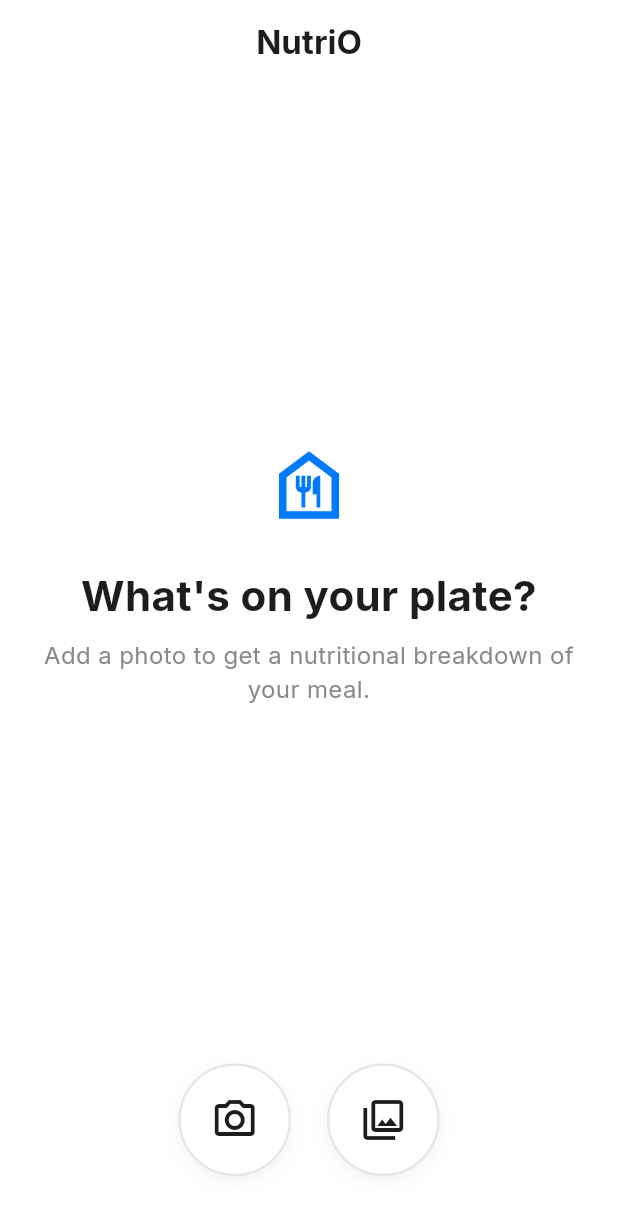
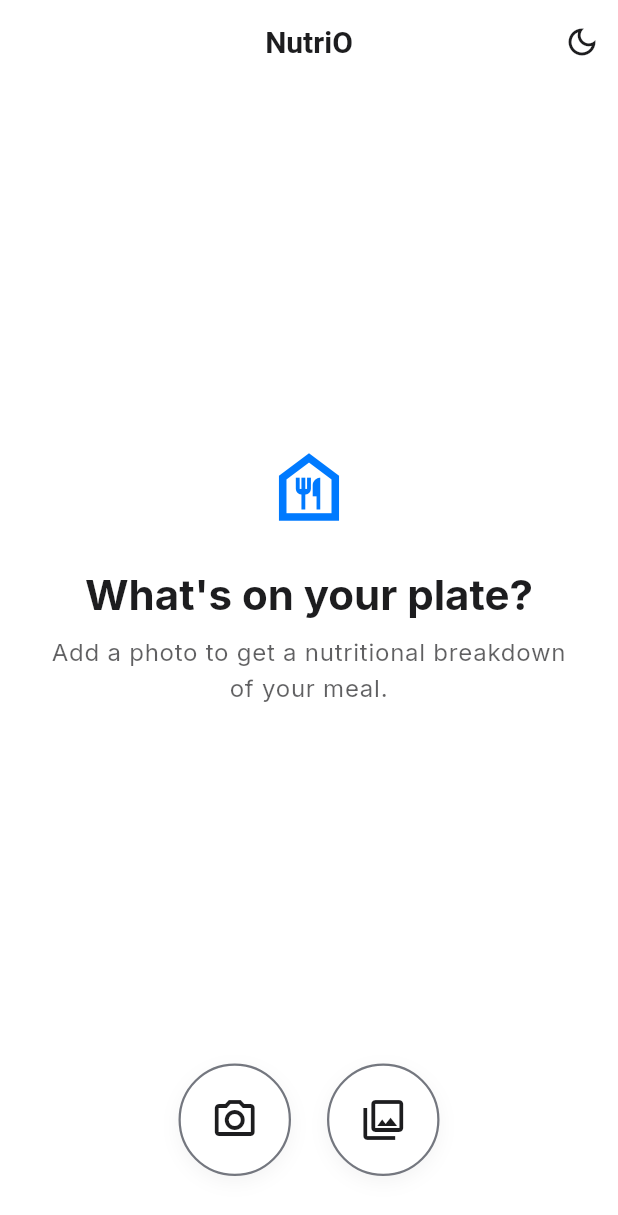
Before and after one commit to neelakandanz/NutriO, a Flutter app: the HomeScreen screen opened directly, on a phone screen of 412 x 824 dp. Shown: the top 1215 px of the screen. Run offline on Flutter 3.47's test engine with Material 3 defaults, Android fonts, the phone set to English and light mode, and no system bars; our stand-ins replace flutter_riverpod, google_fonts.

Commit message:
dark and light theme icon update

```diff
--- a/lib/main.dart
+++ b/lib/main.dart
@@ -1,11 +1,10 @@
 import 'package:flutter/material.dart';
 import 'package:flutter_riverpod/flutter_riverpod.dart';
-import 'package:google_fonts/google_fonts.dart';
-import 'package:nutrio/src/view/onboard/onboarding_screen.dart'; // We will create this next
+import 'package:nutrio/src/provider/theme_provider.dart';
+import 'package:nutrio/src/theme/app_theme.dart';
+import 'package:nutrio/src/view/onboard/onboarding_screen.dart';
 
 void main() {
-  // Any app-level initialization can go here.
-  // For example, setting up Firebase, error monitoring, etc.
   runApp(
     const ProviderScope(
       child: NutriOApp(),
@@ -13,21 +12,22 @@
   );
 }
 
-class NutriOApp extends StatelessWidget {
+// Convert NutriOApp to a ConsumerWidget to access providers.
+class NutriOApp extends ConsumerWidget {
   const NutriOApp({super.key});
 
   @override
-  Widget build(BuildContext context) {
+  Widget build(BuildContext context, WidgetRef ref) {
+    // Watch the themeProvider to get the current theme mode.
+    final themeMode = ref.watch(themeProvider);
+
     return MaterialApp(
       title: 'NutriO',
-      theme: ThemeData(
-        colorScheme: ColorScheme.fromSeed(seedColor: Colors.green),
-        useMaterial3: true,
-        textTheme: GoogleFonts.interTextTheme(
-          Theme.of(context).textTheme,
-        ),
-      ),
-      // For now, we'll point to an onboarding screen. Later, this will be handled by our router.
+      // Set the light and dark themes.
+      theme: AppTheme.lightTheme,
+      darkTheme: AppTheme.darkTheme,
+      // Use the themeMode from the provider to control which theme is active.
+      themeMode: themeMode,
       home: const OnboardingScreen(),
       debugShowCheckedModeBanner: false,
     );
--- a/lib/src/view/homescreen.dart
+++ b/lib/src/view/homescreen.dart
@@ -1,82 +1,71 @@
 import 'package:flutter/material.dart';
+import 'package:flutter_riverpod/flutter_riverpod.dart';
+import 'package:nutrio/src/provider/theme_provider.dart';
 
-// Best practice: Using a dedicated theme file is better, but for a single screen,
-// defining colors here is acceptable. This establishes a professional and clean color palette.
-class AppColors {
-  static const Color background = Colors.white;
-  static const Color primaryText = Color(0xFF1D1D1F);
-  static const Color secondaryText = Color(0xFF8A8A8E);
-  static const Color accent = Color(0xFF007AFF); // A vibrant, trustworthy blue
-  static const Color borderColor = Color(0xFFE5E5E5);
-}
-
-class HomeScreen extends StatelessWidget {
+// Convert HomeScreen to a ConsumerWidget.
+class HomeScreen extends ConsumerWidget {
   const HomeScreen({super.key});
 
   @override
-  Widget build(BuildContext context) {
-    // Using Scaffold as the base for our screen layout.
+  Widget build(BuildContext context, WidgetRef ref) { // Add WidgetRef
+    final theme = Theme.of(context);
+    // Determine the current brightness to select the correct icon.
+    final isDarkMode = theme.brightness == Brightness.dark;
+
     return Scaffold(
-      backgroundColor: AppColors.background,
+      backgroundColor: theme.colorScheme.background,
       appBar: AppBar(
-        // The title is kept minimal. The app's name is sufficient.
-        title: const Text(
-          'NutriO',
-          style: TextStyle(
-            fontWeight: FontWeight.bold,
-            color: AppColors.primaryText,
+        title: const Text('NutriO'),
+        // Add the actions property to the AppBar.
+        actions: [
+          IconButton(
+            // Show a sun icon for dark mode, and a moon icon for light mode.
+            icon: Icon(
+              isDarkMode ? Icons.light_mode_outlined : Icons.dark_mode_outlined,
+            ),
+            onPressed: () {
+              // Call the toggleTheme method on our provider.
+              ref.read(themeProvider.notifier).toggleTheme();
+            },
+            tooltip: 'Toggle Theme',
           ),
-        ),
-        centerTitle: true,
-        backgroundColor: AppColors.background,
-        // Elevation is set to 0 to create a seamless, modern look between the app bar and body.
-        elevation: 0,
+        ],
       ),
       body: SafeArea(
-        // SafeArea ensures our UI avoids system notches and gestures.
         child: Column(
           children: [
-            // The Expanded widget pushes the action buttons to the bottom,
-            // leaving the center for welcome messages.
             Expanded(
               child: Padding(
                 padding: const EdgeInsets.symmetric(horizontal: 24.0),
                 child: Column(
                   mainAxisAlignment: MainAxisAlignment.center,
-                  children: const [
-                    // A welcoming icon to represent nutrition analysis.
+                  children: [
                     Icon(
                       Icons.food_bank_outlined,
                       size: 60,
-                      color: AppColors.accent,
+                      color: theme.colorScheme.primary,
                     ),
-                    SizedBox(height: 24),
-                    // The main headline. Clear and action-oriented.
+                    const SizedBox(height: 24),
                     Text(
                       'What\'s on your plate?',
                       textAlign: TextAlign.center,
-                      style: TextStyle(
-                        fontSize: 28,
-                        fontWeight: FontWeight.bold,
-                        color: AppColors.primaryText,
+                      style: theme.textTheme.headlineMedium?.copyWith(
+                        color: theme.colorScheme.onBackground,
                       ),
                     ),
-                    SizedBox(height: 8),
-                    // The sub-headline guides the user on what to do.
+                    const SizedBox(height: 8),
                     Text(
                       'Add a photo to get a nutritional breakdown of your meal.',
                       textAlign: TextAlign.center,
-                      style: TextStyle(
-                        fontSize: 16,
-                        color: AppColors.secondaryText,
+                      style: theme.textTheme.bodyLarge?.copyWith(
+                        color: theme.colorScheme.onSurface.withOpacity(0.7),
                       ),
                     ),
                   ],
                 ),
               ),
             ),
-            // The action buttons are the primary interaction point.
-            _buildActionButtons(),
+            _buildActionButtons(context),
           ],
         ),
       ),
@@ -84,29 +73,26 @@ class HomeScreen extends StatelessWidget {
   }
 
   /// Builds the bottom action buttons for user actions.
-  /// This layout is cleaner and more focused without the text field.
-  Widget _buildActionButtons() {
-    return Padding(
-      // Provides ample space from the bottom edge.
+  Widget _buildActionButtons(BuildContext context) {
+      return Padding(
       padding: const EdgeInsets.only(bottom: 40.0),
       child: Row(
-        mainAxisAlignment: MainAxisAlignment.center, // Center the buttons horizontally
+        mainAxisAlignment: MainAxisAlignment.center,
         children: [
-          // Extracted button widget for consistency and clean code.
           _buildActionButton(
+            context: context,
             icon: Icons.camera_alt_outlined,
             tooltip: 'Take a picture',
             onPressed: () {
-              // TODO: Implement camera functionality.
               print('Camera button pressed');
             },
           ),
-          const SizedBox(width: 24), // Provides spacing between the buttons.
+          const SizedBox(width: 24),
           _buildActionButton(
+            context: context,
             icon: Icons.photo_library_outlined,
             tooltip: 'Add from gallery',
             onPressed: () {
-              // TODO: Implement image picker functionality.
               print('Gallery button pressed');
             },
           ),
@@ -116,30 +102,30 @@ class HomeScreen extends StatelessWidget {
   }
 
   /// A reusable widget for creating the circular action buttons.
-  /// This improves maintainability and ensures a consistent UI.
   Widget _buildActionButton({
+    required BuildContext context,
     required IconData icon,
     required String tooltip,
     required VoidCallback onPressed,
   }) {
+    final theme = Theme.of(context);
     return Container(
       decoration: BoxDecoration(
-        color: AppColors.background,
+        color: theme.colorScheme.background,
         shape: BoxShape.circle,
-        border: Border.all(color: AppColors.borderColor, width: 1.5),
+        border: Border.all(color: theme.dividerColor, width: 1.5),
         boxShadow: [
-          // A subtle shadow adds depth and lifts the button off the background.
           BoxShadow(
-            color: Colors.black.withOpacity(0.05),
+            color: theme.colorScheme.onBackground.withOpacity(0.05),
             blurRadius: 10,
             offset: const Offset(0, 4),
           ),
         ],
       ),
       child: IconButton(
-        iconSize: 32, // A larger icon for a better visual and touch target.
-        padding: const EdgeInsets.all(20), // Generous padding for a larger button area.
-        icon: Icon(icon, color: AppColors.primaryText),
+        iconSize: 32,
+        padding: const EdgeInsets.all(20),
+        icon: Icon(icon, color: theme.colorScheme.onBackground),
         onPressed: onPressed,
         tooltip: tooltip,
       ),
```
